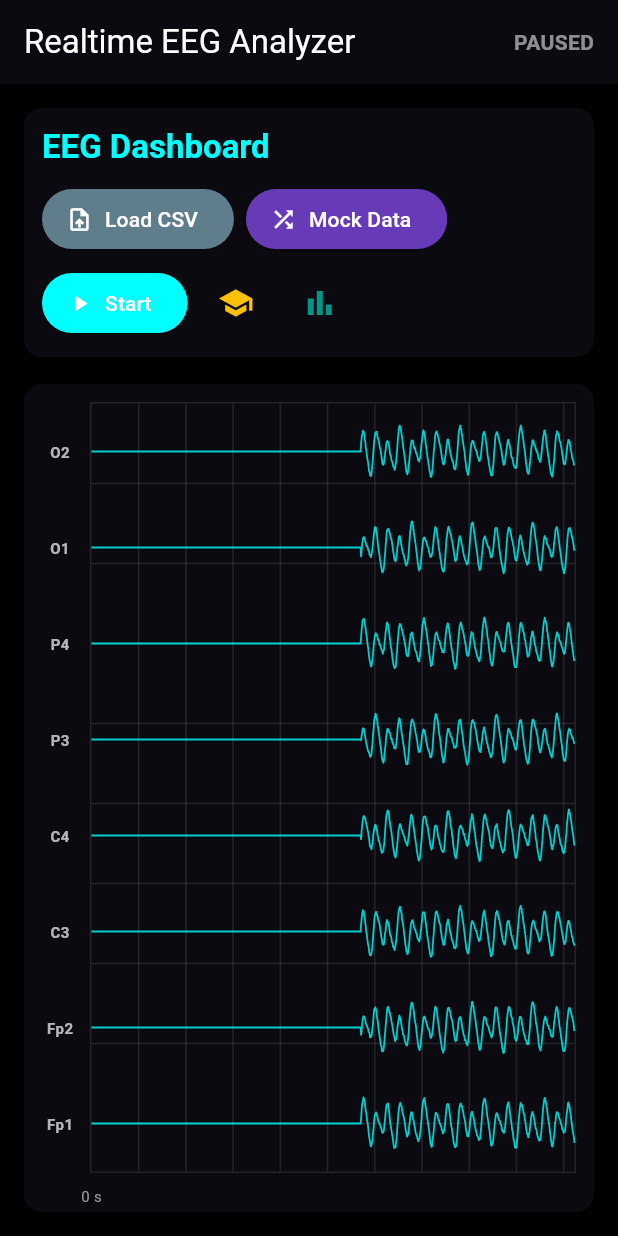
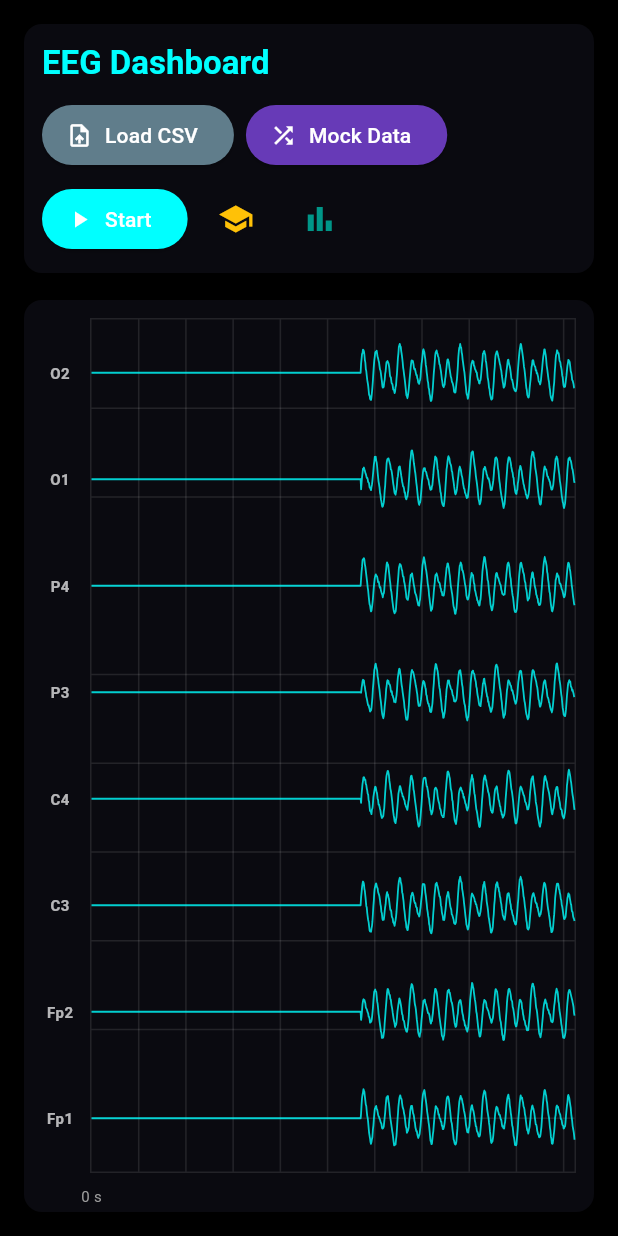
Before and after one commit to KN-Neuron/embedded-frontend, a Flutter app: the screen it shows after launch, after a tap on "Start", after a tap on "Pause", after a tap on the "bar chart" icon, on a phone screen of 412 x 824 dp. Run offline on Flutter 3.47's test engine with Material 3 defaults, Android fonts, the phone set to English and light mode, and no system bars; drawn by our look-alikes of fl_chart; our stand-ins replace file_picker.

Commit message:
Small aesthetic fixes

```diff
--- a/lib/main.dart
+++ b/lib/main.dart
@@ -29,7 +29,7 @@ class EEGAnalyzerApp extends StatelessWidget {
   @override
   Widget build(BuildContext context) {
     return MaterialApp(
-      title: 'EEG Realtime Dashboard',
+      title: 'EEG Dashboard',
       debugShowCheckedModeBanner: false,
       theme: ThemeData.dark().copyWith(
         scaffoldBackgroundColor: const Color(0xFF000000),
--- a/lib/ui/screens/dashboard_screen.dart
+++ b/lib/ui/screens/dashboard_screen.dart
@@ -88,23 +88,6 @@ class _DashboardScreenState extends State<DashboardScreen> with SingleTickerProv
     }
 
     return Scaffold(
-      appBar: AppBar(
-        title: const Text('Realtime EEG Analyzer'),
-        actions: [
-          Padding(
-            padding: const EdgeInsets.only(right: 16.0),
-            child: Center(
-              child: Text(
-                playback.isRunning ? 'RUNNING' : 'PAUSED',
-                style: TextStyle(
-                  color: playback.isRunning ? primaryColor : Colors.white54,
-                  fontWeight: FontWeight.bold,
-                ),
-              ),
-            ),
-          ),
-        ],
-      ),
       body: Row(
         children: [
           Expanded(
```
